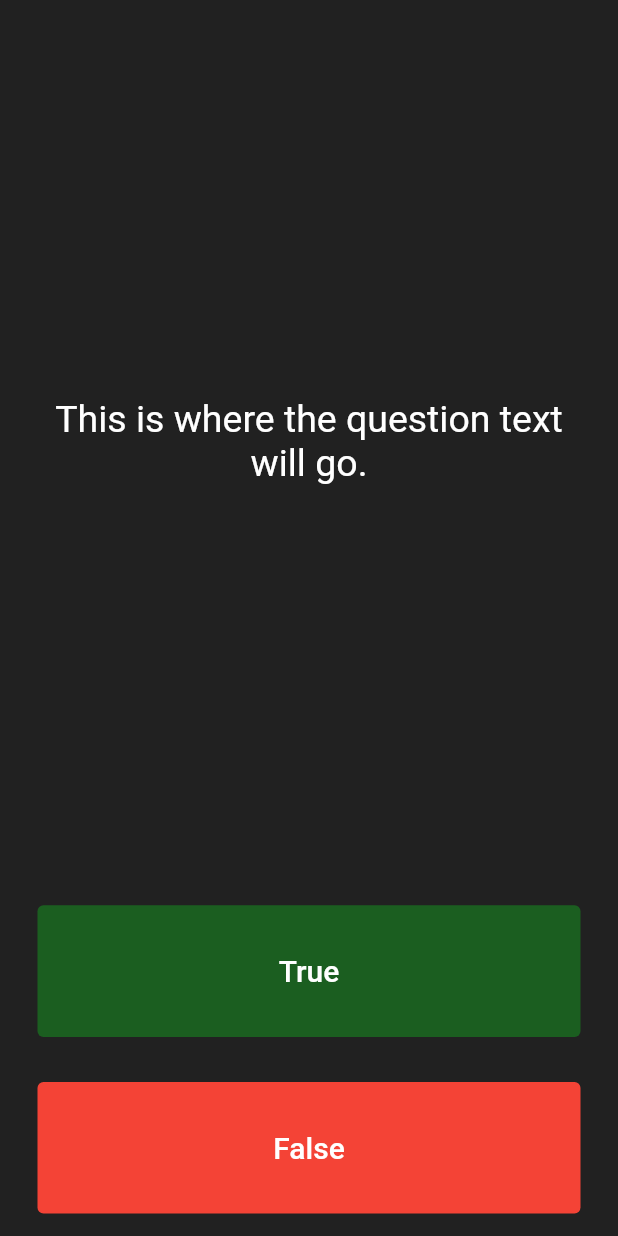
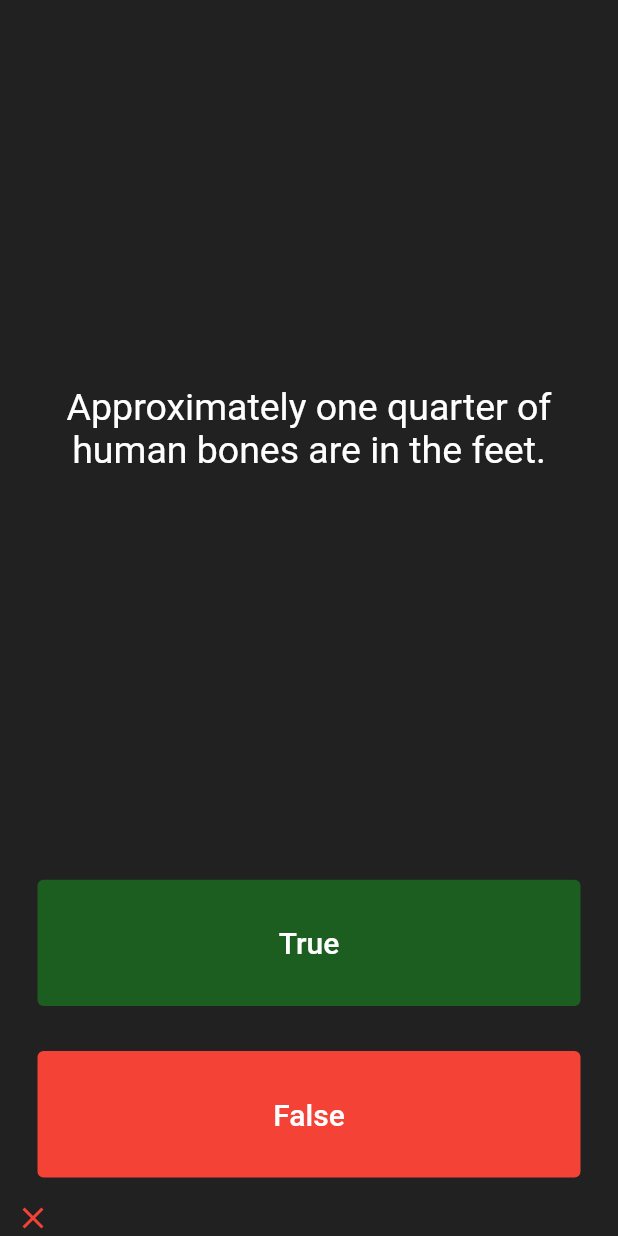
Before and after one commit to itsyahyaa/quizzer, a Flutter app: the screen it shows after launch, after a tap on "True", on a phone screen of 412 x 824 dp. Run offline on Flutter 3.47's test engine with Material 2 defaults, Android fonts, the phone set to English and light mode, and no system bars.

Commit message:
class Question

```diff
--- a/lib/main.dart
+++ b/lib/main.dart
@@ -1,4 +1,5 @@
 import 'package:flutter/material.dart';
+import 'question.dart';
 
 void main() => runApp(Quizzler());
 
@@ -25,19 +26,34 @@ class QuizPage extends StatefulWidget {
 }
 
 class _QuizPageState extends State<QuizPage> {
+  List<Icon> storekepper = [];
+  List<String> question = [
+    'You can lead a cow down stairs but not up stairs.',
+    'Approximately one quarter of human bones are in the feet.',
+    'A slug\'s blood is green.',
+  ];
+  List<Question> questionBank = [
+    Question(q: 'You can lead a cow down stairs but not up stairs.', a: false),
+    Question(q: 'Approximately one quarter of human bones are in the feet.',
+        a: true),
+    Question(q: 'A slug\'s blood is green.', a: true),
+  ];
+  List<bool> answer = [false, true, true];
+  int questionNumber = 0;
+
   @override
   Widget build(BuildContext context) {
     return Column(
       mainAxisAlignment: MainAxisAlignment.spaceBetween,
       crossAxisAlignment: CrossAxisAlignment.stretch,
       children: <Widget>[
-        const Expanded(
+        Expanded(
           flex: 5,
           child: Padding(
             padding: EdgeInsets.all(10.0),
             child: Center(
               child: Text(
-                'This is where the question text will go.',
+                questionBank[questionNumber].questionText,
                 textAlign: TextAlign.center,
                 style: TextStyle(
                   fontSize: 25.0,
@@ -60,10 +76,24 @@ class _QuizPageState extends State<QuizPage> {
               ),
               style: TextButton.styleFrom(
                 backgroundColor: Colors.green[900],
-
               ),
               onPressed: () {
-                //The user picked true.
+                setState(() {
+                  bool correctanswer =
+                      questionBank[questionNumber].questionAn;
+                  if (correctanswer == true) {
+                    storekepper.add(
+                      Icon(Icons.check, color: Colors.green),
+                    );
+                    print('you got it right');
+                  } else {
+                    storekepper.add(
+                      Icon(Icons.close, color: Colors.red),
+                    );
+                    print('you got it wrong');
+                  }
+                  questionNumber += 1;
+                });
               },
             ),
           ),
@@ -84,11 +114,30 @@ class _QuizPageState extends State<QuizPage> {
               ),
               onPressed: () {
                 //The user picked false.
+                setState(() {
+                  bool correctanswer =
+                      questionBank[questionNumber].questionAn;
+                  if (correctanswer == false) {
+                    storekepper.add(
+                      Icon(Icons.check, color: Colors.green),
+                    );
+                    print('you got it right');
+                  } else {
+                    storekepper.add(
+                      Icon(Icons.close, color: Colors.red),
+                    );
+                    print('you got it wrong');
+                  }
+                  questionNumber += 1;
+                });
               },
             ),
           ),
         ),
         //TODO: Add a Row here as your score keeper
+        Row(
+          children: storekepper,
+        )
       ],
     );
   }
--- /dev/null
+++ b/lib/question.dart
@@ -0,0 +1,8 @@
+class Question {
+  late String questionText;
+  late bool questionAn;
+  Question({required String q, required bool a}) {
+    questionText = q;
+    questionAn = a;
+  }
+}
```
Also changed, not shown: 1 other file.
